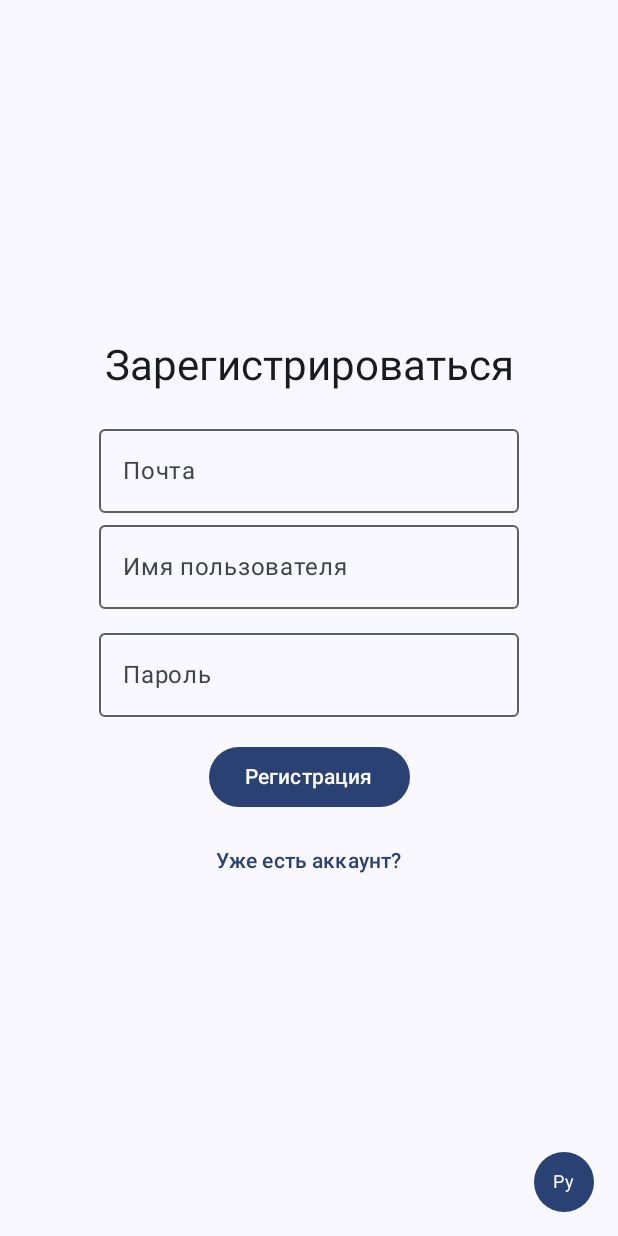
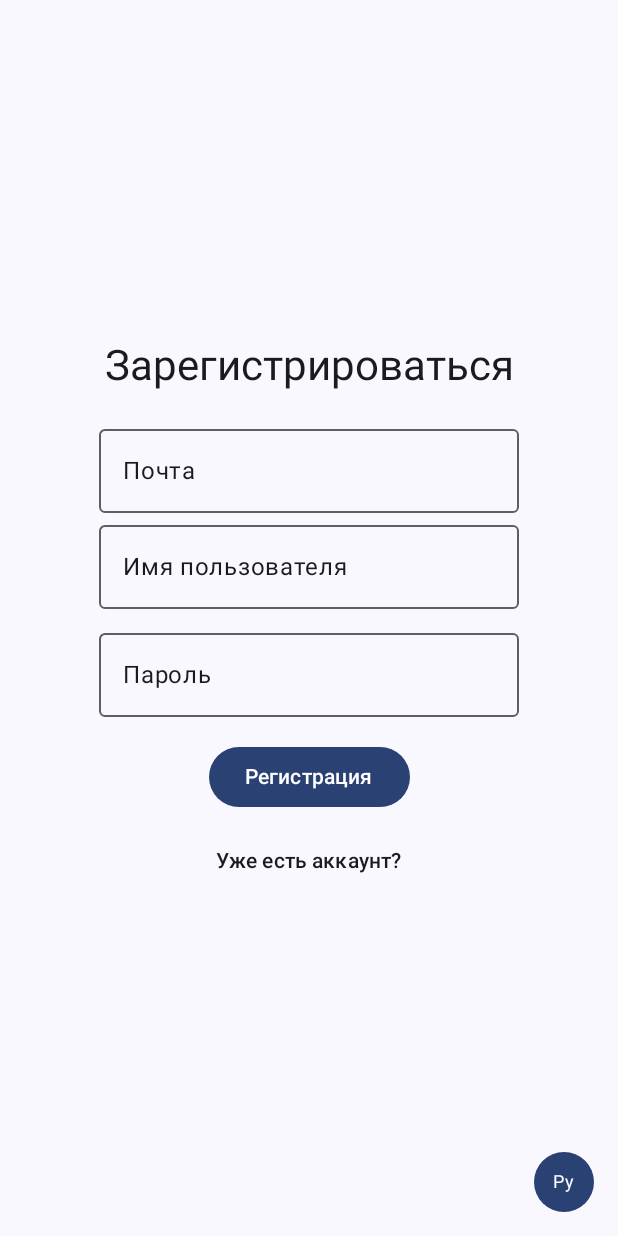
Before and after one commit to NiceGuy0107/FamilyBydgetApp, an Android app built with Jetpack Compose: the RegisterScreen screen opened through its navigation route, on a phone screen of 412 x 824 dp. Run offline under Robolectric (Android 15) with nearby library versions, the phone set to English and light mode, and no system bars; libraries missing offline, so code that uses them is left out: com.jakewharton.threetenabp; 1 statement that could not run was skipped.

Commit message:
Edited whole application

```diff
--- a/app/src/main/java/com/example/familybudget/ui/components/AddUpcomingExpenseDialog.kt
+++ b/app/src/main/java/com/example/familybudget/ui/components/AddUpcomingExpenseDialog.kt
@@ -48,7 +48,9 @@ fun AddUpcomingExpenseDialog(
             ) {
                 Text(
                     "Добавить предстоящий расход",
-                    style = MaterialTheme.typography.titleLarge
+                    style = MaterialTheme.typography.titleLarge.copy(
+                        color = MaterialTheme.colorScheme.onSurface
+                    )
                 )
 
                 OutlinedTextField(
--- a/app/src/main/java/com/example/familybudget/ui/components/TimePickerDialog.kt
+++ b/app/src/main/java/com/example/familybudget/ui/components/TimePickerDialog.kt
@@ -35,7 +35,9 @@ fun TimePickerDialog(
             ) {
                 Text(
                     text = "Выберите время",
-                    style = MaterialTheme.typography.titleLarge
+                    style = MaterialTheme.typography.titleLarge.copy(
+                        color = MaterialTheme.colorScheme.onSurface
+                    )
                 )
 
                 Row(
--- a/app/src/main/java/com/example/familybudget/ui/screens/LoginScreen.kt
+++ b/app/src/main/java/com/example/familybudget/ui/screens/LoginScreen.kt
@@ -49,20 +49,35 @@ fun LoginScreen(
             horizontalAlignment = Alignment.CenterHorizontally,
             verticalArrangement = Arrangement.Center
         ) {
-            Text(text = loginTitle, style = MaterialTheme.typography.headlineMedium)
+            Text(
+                text = loginTitle,
+                style = MaterialTheme.typography.headlineMedium.copy(
+                    color = MaterialTheme.colorScheme.onSurface
+                )
+            )
             Spacer(modifier = Modifier.height(16.dp))
 
             OutlinedTextField(
                 value = username,
                 onValueChange = { username = it },
-                label = { Text(usernameLabel) }
+                label = {
+                    Text(
+                        usernameLabel,
+                        color = MaterialTheme.colorScheme.onSurface
+                    )
+                }
             )
             Spacer(modifier = Modifier.height(8.dp))
 
             OutlinedTextField(
                 value = password,
                 onValueChange = { password = it },
-                label = { Text(passwordLabel) },
+                label = {
+                    Text(
+                        passwordLabel,
+                        color = MaterialTheme.colorScheme.onSurface
+                    )
+                },
                 visualTransformation = PasswordVisualTransformation()
             )
             Spacer(modifier = Modifier.height(16.dp))
@@ -76,13 +91,19 @@ fun LoginScreen(
                     Toast.makeText(context, fillFieldsMessage, Toast.LENGTH_SHORT).show()
                 }
             }) {
-                Text(loginButton)
+                Text(
+                    loginButton,
+                    color = MaterialTheme.colorScheme.onPrimary
+                )
             }
 
             Spacer(modifier = Modifier.height(8.dp))
 
             TextButton(onClick = onNavigateToRegister) {
-                Text(registerText)
+                Text(
+                    registerText,
+                    color = MaterialTheme.colorScheme.onSurface
+                )
             }
 
             when (loginState) {
--- a/app/src/main/java/com/example/familybudget/ui/screens/RegisterScreen.kt
+++ b/app/src/main/java/com/example/familybudget/ui/screens/RegisterScreen.kt
@@ -48,26 +48,46 @@ fun RegisterScreen(
             horizontalAlignment = Alignment.CenterHorizontally,
             verticalArrangement = Arrangement.Center
         ) {
-            Text(text = registerTitle, style = MaterialTheme.typography.headlineMedium)
+            Text(
+                text = registerTitle,
+                style = MaterialTheme.typography.headlineMedium.copy(
+                    color = MaterialTheme.colorScheme.onSurface
+                )
+            )
             Spacer(modifier = Modifier.height(16.dp))
 
             OutlinedTextField(
                 value = email,
                 onValueChange = { email = it },
-                label = { Text(emailLabel) }
+                label = {
+                    Text(
+                        emailLabel,
+                        color = MaterialTheme.colorScheme.onSurface
+                    )
+                }
             )
 
             OutlinedTextField(
                 value = username,
                 onValueChange = { username = it },
-                label = { Text(usernameLabel) }
+                label = {
+                    Text(
+                        usernameLabel,
+                        color = MaterialTheme.colorScheme.onSurface
+                    )
+                }
             )
             Spacer(modifier = Modifier.height(8.dp))
 
             OutlinedTextField(
                 value = password,
                 onValueChange = { password = it },
-                label = { Text(passwordLabel) }
+                label = {
+                    Text(
+                        passwordLabel,
+                        color = MaterialTheme.colorScheme.onSurface
+                    )
+                }
             )
             Spacer(modifier = Modifier.height(16.dp))
 
@@ -80,13 +100,19 @@ fun RegisterScreen(
                     Toast.makeText(context, fillFieldsMessage, Toast.LENGTH_SHORT).show()
                 }
             }) {
-                Text(registerButton)
+                Text(
+                    registerButton,
+                    color = MaterialTheme.colorScheme.onPrimary
+                )
             }
 
             Spacer(modifier = Modifier.height(8.dp))
 
             TextButton(onClick = onNavigateToLogin) {
-                Text(loginText)
+                Text(
+                    loginText,
+                    color = MaterialTheme.colorScheme.onSurface
+                )
             }
 
             // Handle register state
```
Also changed, not shown: app/src/main/java/com/example/familybudget/preferences/MemberItem.kt (+7 -1 lines), app/src/main/java/com/example/familybudget/preferences/SimpleLineChart.kt (+65 -22 lines), app/src/main/java/com/example/familybudget/preferences/TransactionsPage.kt (+6 -5 lines), app/src/main/java/com/example/familybudget/ui/screens/HomeScreen.kt (+9 -3 lines), app/src/main/java/com/example/familybudget/ui/screens/tabs/GroupTab.kt (+89 -57 lines).
